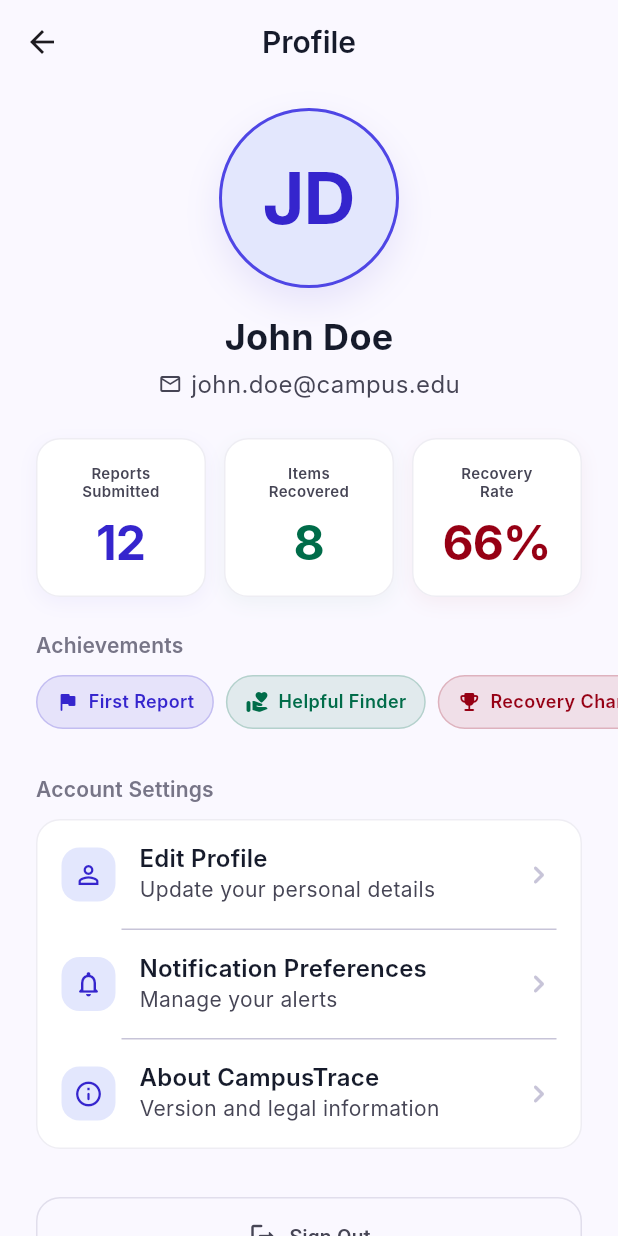
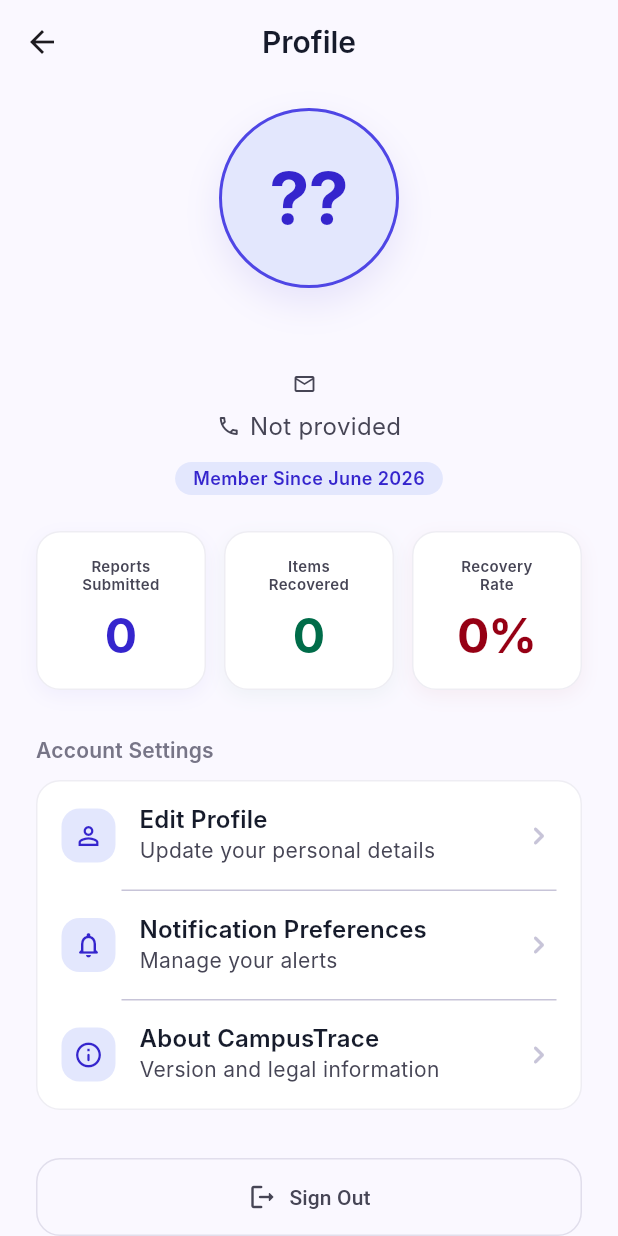
Before and after one commit to kunjpatel6151/CampusTrace, a Flutter app: the ProfileScreen screen opened directly, on a phone screen of 412 x 824 dp. Run offline on Flutter 3.47's test engine with Material 3 defaults, Android fonts, the phone set to English and light mode, and no system bars; our stand-ins replace cached_network_image, cloud_firestore, firebase_auth, firebase_core, image_picker; accounts and stored records are empty; network calls fail; Roboto replaces fonts that are missing (Inter).

Commit message:
Profile page done

```diff
--- a/lib/backend/models/app_user.dart
+++ b/lib/backend/models/app_user.dart
@@ -3,6 +3,7 @@ class AppUser {
   final String fullName;
   final String email;
   final String? phoneNumber;
+  final String? profileImageUrl;
   final DateTime createdAt;
 
   AppUser({
@@ -10,6 +11,7 @@ class AppUser {
     required this.fullName,
     required this.email,
     this.phoneNumber,
+    this.profileImageUrl,
     required this.createdAt,
   });
 
@@ -19,6 +21,7 @@ class AppUser {
       'fullName': fullName,
       'email': email,
       'phoneNumber': phoneNumber,
+      'profileImageUrl': profileImageUrl,
       'createdAt': createdAt.toIso8601String(),
     };
   }
@@ -29,6 +32,7 @@ class AppUser {
       fullName: map['fullName'] as String,
       email: map['email'] as String,
       phoneNumber: map['phoneNumber'] as String?,
+      profileImageUrl: map['profileImageUrl'] as String?,
       createdAt: DateTime.parse(map['createdAt'] as String),
     );
   }
--- a/lib/frontend/screens/auth/signup_screen.dart
+++ b/lib/frontend/screens/auth/signup_screen.dart
@@ -100,6 +100,7 @@ class _SignupScreenState extends State<SignupScreen>
           fullName: _nameController.text.trim(),
           email: _emailController.text.trim(),
           password: _passwordController.text,
+          phoneNumber: _phoneController.text.trim().isEmpty ? null : _phoneController.text.trim(),
         );
 
         if (!mounted) return;
--- a/lib/frontend/screens/profile/profile_screen.dart
+++ b/lib/frontend/screens/profile/profile_screen.dart
@@ -8,8 +8,53 @@ import 'package:campus_trace/frontend/screens/profile/about_screen.dart';
 import 'package:campus_trace/frontend/screens/auth/login_screen.dart';
 import 'package:campus_trace/backend/services/auth_service.dart';
 
-class ProfileScreen extends StatelessWidget {
+import 'package:campus_trace/backend/models/app_user.dart';
+import 'package:cached_network_image/cached_network_image.dart';
+import 'package:intl/intl.dart';
+
+class ProfileScreen extends StatefulWidget {
   const ProfileScreen({super.key});
+
+  @override
+  State<ProfileScreen> createState() => _ProfileScreenState();
+}
+
+class _ProfileScreenState extends State<ProfileScreen> {
+  final AuthService _authService = AuthService();
+  AppUser? _user;
+  bool _isLoading = true;
+
+  @override
+  void initState() {
+    super.initState();
+    _loadUser();
+  }
+
+  Future<void> _loadUser() async {
+    final uid = _authService.currentUser?.uid;
+    if (uid != null) {
+      final user = await _authService.getUserData(uid);
+      if (mounted) {
+        setState(() {
+          _user = user;
+          _isLoading = false;
+        });
+      }
+    } else {
+      if (mounted) {
+        setState(() => _isLoading = false);
+      }
+    }
+  }
+
+  String _getInitials(String name) {
+    if (name.isEmpty) return '??';
+    final parts = name.trim().split(RegExp(r'\s+'));
+    if (parts.length > 1) {
+      return '${parts[0][0]}${parts[1][0]}'.toUpperCase();
+    }
+    return name.substring(0, name.length > 1 ? 2 : 1).toUpperCase();
+  }
 
   @override
   Widget build(BuildContext context) {
@@ -25,14 +70,16 @@ class ProfileScreen extends StatelessWidget {
           style: AppTextStyles.headlineMd.copyWith(color: AppColors.onBackground),
         ),
       ),
-      body: SingleChildScrollView(
+      body: _isLoading
+          ? const Center(child: CircularProgressIndicator())
+          : _user == null
+              ? const Center(child: Text('User not found'))
+              : SingleChildScrollView(
                   child: Column(
                     children: [
                       _buildHeroSection(),
                       const SizedBox(height: 24),
                       _buildStatsSection(),
-            const SizedBox(height: 24),
-            _buildAchievementsSection(),
                       const SizedBox(height: 32),
                       _buildAccountSection(context),
                       const SizedBox(height: 32),
@@ -45,6 +92,7 @@ class ProfileScreen extends StatelessWidget {
   }
 
   Widget _buildHeroSection() {
+    final hasImage = _user?.profileImageUrl != null && _user!.profileImageUrl!.isNotEmpty;
     return Column(
       children: [
         const SizedBox(height: 16),
@@ -62,10 +110,18 @@ class ProfileScreen extends StatelessWidget {
                 offset: const Offset(0, 10),
               ),
             ],
+            image: hasImage
+                ? DecorationImage(
+                    image: CachedNetworkImageProvider(_user!.profileImageUrl!),
+                    fit: BoxFit.cover,
+                  )
+                : null,
           ),
-          child: Center(
+          child: hasImage
+              ? null
+              : Center(
                   child: Text(
-              'JD',
+                    _getInitials(_user?.fullName ?? ''),
                     style: AppTextStyles.headlineXl.copyWith(
                       color: AppColors.primary,
                       fontSize: 48,
@@ -75,7 +131,7 @@ class ProfileScreen extends StatelessWidget {
         ),
         const SizedBox(height: 16),
         Text(
-          'John Doe',
+          _user?.fullName ?? 'Unknown User',
           style: AppTextStyles.headlineLgMobile.copyWith(
             color: AppColors.onBackground,
           ),
@@ -87,12 +143,43 @@ class ProfileScreen extends StatelessWidget {
             Icon(Icons.mail_outline, size: 16, color: AppColors.onSurfaceVariant),
             const SizedBox(width: 6),
             Text(
-              'john.doe@campus.edu',
+              _user?.email ?? '',
               style: AppTextStyles.bodyMd.copyWith(
                 color: AppColors.onSurfaceVariant,
               ),
             ),
           ],
+        ),
+        const SizedBox(height: 4),
+        Row(
+          mainAxisAlignment: MainAxisAlignment.center,
+          children: [
+            Icon(Icons.phone_outlined, size: 16, color: AppColors.onSurfaceVariant),
+            const SizedBox(width: 6),
+            Text(
+              (_user?.phoneNumber != null && _user!.phoneNumber!.isNotEmpty)
+                  ? _user!.phoneNumber!
+                  : 'Not provided',
+              style: AppTextStyles.bodyMd.copyWith(
+                color: AppColors.onSurfaceVariant,
+              ),
+            ),
+          ],
+        ),
+        const SizedBox(height: 12),
+        if (_user != null)
+          Container(
+            padding: const EdgeInsets.symmetric(horizontal: 12, vertical: 4),
+            decoration: BoxDecoration(
+              color: AppColors.surfaceContainerHigh,
+              borderRadius: BorderRadius.circular(12),
+            ),
+            child: Text(
+              'Member Since ${DateFormat('MMMM yyyy').format(_user!.createdAt)}',
+              style: AppTextStyles.labelSm.copyWith(
+                color: AppColors.primary,
+              ),
+            ),
           ),
       ],
     );
@@ -106,7 +193,7 @@ class ProfileScreen extends StatelessWidget {
           Expanded(
             child: _StatCard(
               title: 'Reports\nSubmitted',
-              value: '12',
+              value: '0',
               color: AppColors.primary,
             ),
           ),
@@ -114,7 +201,7 @@ class ProfileScreen extends StatelessWidget {
           Expanded(
             child: _StatCard(
               title: 'Items\nRecovered',
-              value: '8',
+              value: '0',
               color: AppColors.secondary,
             ),
           ),
@@ -122,42 +209,12 @@ class ProfileScreen extends StatelessWidget {
           Expanded(
             child: _StatCard(
               title: 'Recovery\nRate',
-              value: '66%',
+              value: '0%',
               color: AppColors.tertiary,
             ),
           ),
         ],
       ),
-    );
-  }
-
-  Widget _buildAchievementsSection() {
-    return Column(
-      crossAxisAlignment: CrossAxisAlignment.start,
-      children: [
-        Padding(
-          padding: const EdgeInsets.symmetric(horizontal: 24),
-          child: Text(
-            'Achievements',
-            style: AppTextStyles.labelMd.copyWith(color: AppColors.outline),
-          ),
-        ),
-        const SizedBox(height: 12),
-        SizedBox(
-          height: 36,
-          child: ListView(
-            padding: const EdgeInsets.symmetric(horizontal: 24),
-            scrollDirection: Axis.horizontal,
-            children: [
-              _AchievementChip(icon: Icons.flag_rounded, label: 'First Report', color: AppColors.primary),
-              const SizedBox(width: 8),
-              _AchievementChip(icon: Icons.volunteer_activism_rounded, label: 'Helpful Finder', color: AppColors.secondary),
-              const SizedBox(width: 8),
-              _AchievementChip(icon: Icons.emoji_events_rounded, label: 'Recovery Champion', color: AppColors.tertiary),
-            ],
-          ),
-        ),
-      ],
     );
   }
 
@@ -184,8 +241,12 @@ class ProfileScreen extends StatelessWidget {
                   icon: Icons.person_outline,
                   title: 'Edit Profile',
                   subtitle: 'Update your personal details',
-                  onTap: () {
-                    Navigator.push(context, MaterialPageRoute(builder: (_) => const EditProfileScreen()));
+                  onTap: () async {
+                    final updated = await Navigator.push(context, MaterialPageRoute(builder: (_) => const EditProfileScreen()));
+                    if (updated == true) {
+                      setState(() => _isLoading = true);
+                      _loadUser();
+                    }
                   },
                 ),
                 const Divider(height: 1, indent: 56, endIndent: 16, color: AppColors.outlineVariant),
@@ -299,39 +360,6 @@ class _StatCard extends StatelessWidget {
   }
 }
 
-class _AchievementChip extends StatelessWidget {
-  final IconData icon;
-  final String label;
-  final Color color;
-
-  const _AchievementChip({required this.icon, required this.label, required this.color});
-
-  @override
-  Widget build(BuildContext context) {
-    return Container(
-      padding: const EdgeInsets.symmetric(horizontal: 12, vertical: 6),
-      decoration: BoxDecoration(
-        color: color.withValues(alpha: 0.1),
-        borderRadius: BorderRadius.circular(20),
-        border: Border.all(color: color.withValues(alpha: 0.2)),
-      ),
-      child: Row(
-        mainAxisSize: MainAxisSize.min,
-        children: [
-          Icon(icon, size: 16, color: color),
-          const SizedBox(width: 6),
-          Text(
-            label,
-            style: AppTextStyles.labelSm.copyWith(
-              color: color,
-              fontWeight: FontWeight.w600,
-            ),
-          ),
-        ],
-      ),
-    );
-  }
-}
 
 class _SettingsTile extends StatelessWidget {
   final IconData icon;
--- a/pubspec.yaml
+++ b/pubspec.yaml
@@ -27,6 +27,7 @@ dependencies:
   url_launcher: ^6.3.1
   cached_network_image: ^3.4.1
   intl: ^0.20.2
+  http: ^1.6.0
 
 dev_dependencies:
   flutter_test:
```
Also changed, not shown: lib/backend/services/auth_service.dart (+35 -0 lines), lib/backend/services/cloudinary_service.dart (added, +32 -0 lines), lib/frontend/screens/profile/edit_profile_screen.dart (+88 -22 lines), pubspec.lock. Lines whose indentation alone changed are shown as unchanged.
